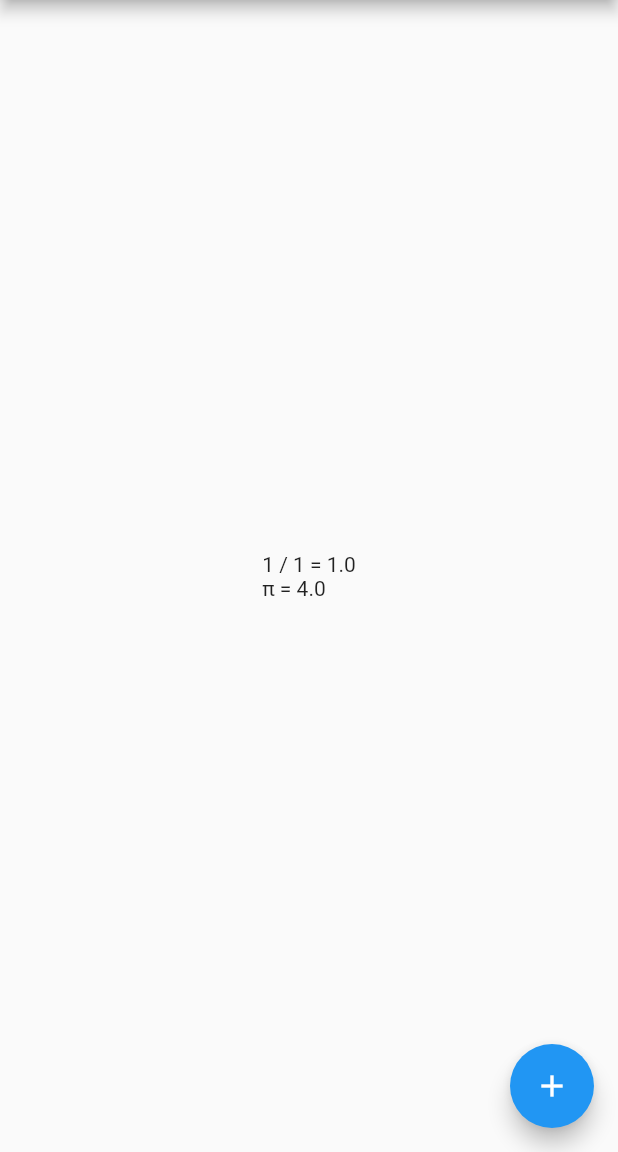
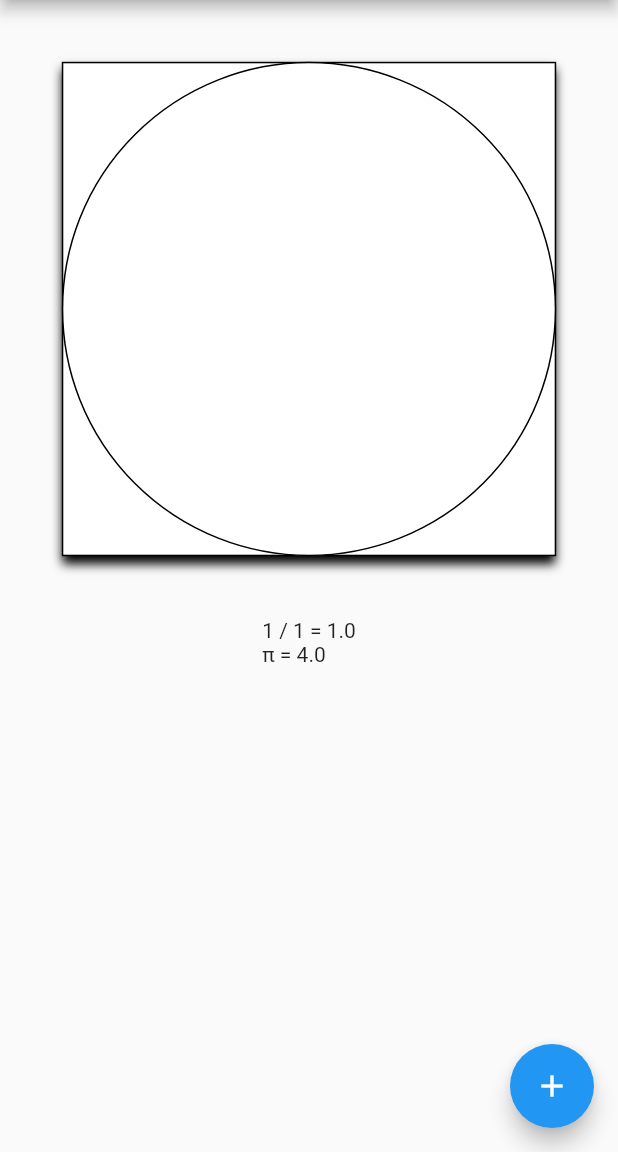
Before and after one commit to scourgemancer/random-pi-estimation, a Flutter app: the screen it shows after launch, after a tap on the "add" icon, on a phone screen of 412 x 824 dp, the part 84-1236 px from its top. Run offline on Flutter 3.47's test engine with Material 2 defaults, Android fonts, the phone set to English and light mode, and no system bars.

Commit message:
Adds graph to visualize points on

```diff
--- a/random_pi_estimation/lib/main.dart
+++ b/random_pi_estimation/lib/main.dart
@@ -56,9 +56,14 @@ class _MyHomePageState extends State<MyHomePage> {
         title: Text(widget.title),
       ),
       body: Center(
-        child: Text("$_numInCircle / ${_randomPoints.length} = " +
-            "${_numInCircle / _randomPoints.length}\n" +
-            "π = ${estimatePi()}"),
+        child: Column(
+          children: <Widget>[
+            _CircleGraph(),
+            Text("$_numInCircle / ${_randomPoints.length} = " +
+              "${_numInCircle / _randomPoints.length}\n" +
+              "π = ${estimatePi()}"),
+          ],
+        ),
       ),
       floatingActionButton: FloatingActionButton(
         onPressed: _addRandomPoint,
@@ -97,3 +102,49 @@ class _RandomPoint extends StatelessWidget {
     return new Text(isInCircle().toString() + " " + randomPoint.toString());
   }
 }
+
+class _CircleGraph extends StatefulWidget {
+  @override
+  _CircleGraphState createState() => _CircleGraphState();
+}
+
+class _CircleGraphState extends State<_CircleGraph> {
+  @override
+  Widget build(BuildContext context) {
+    double width = MediaQuery.of(context).size.width;
+
+    return new AspectRatio(
+      aspectRatio: 1.0,
+      child: new Stack(
+        children: <Widget>[
+          new Container(
+            margin: EdgeInsets.all(0.1 * width),
+            width: 0.8 * width,
+            height: 0.8 * width,
+            decoration: new BoxDecoration(
+              shape: BoxShape.rectangle,
+              color: Colors.white,
+              border: Border.all(),
+              boxShadow: [
+                new BoxShadow(
+                  offset: new Offset(0.0, 5.0),
+                  blurRadius: 5.0,
+                )
+              ],
+            ),
+          ),
+          new Container(
+            margin: EdgeInsets.all(0.1 * width),
+            width: 0.8 * width,
+            height: 0.8 * width,
+            decoration: new BoxDecoration(
+              shape: BoxShape.circle,
+              color: Colors.white,
+              border: Border.all(),
+            ),
+          ),
+        ],
+      ),
+    );
+  }
+}
```
